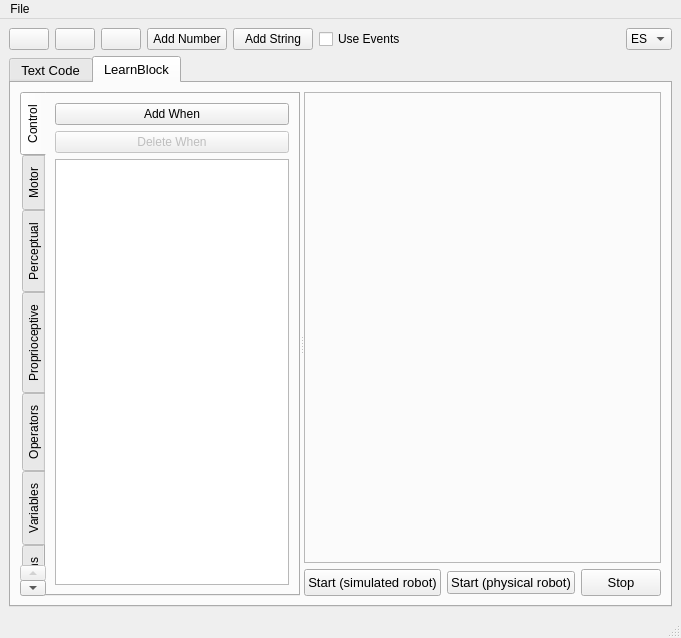
Before: the Qt Designer form learnbot_dsl/learnbotCode/guis/interface.ui in robocomp/LearnBlock, drawn with Qt 5.
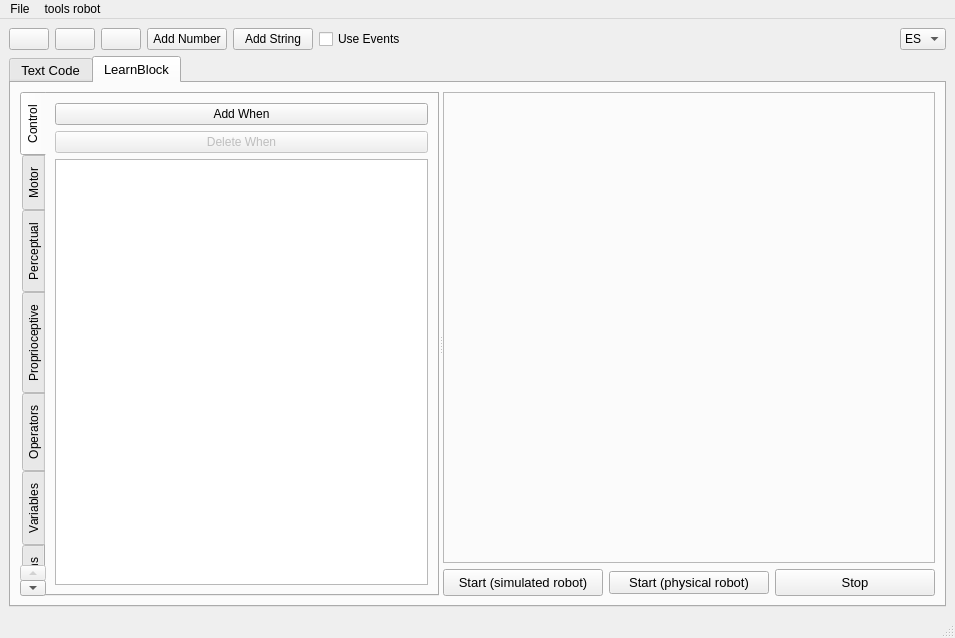
After: the same form once the commit is applied.

What changed in the file:
```diff
--- a/learnbot_dsl/learnbotCode/guis/interface.ui
+++ b/learnbot_dsl/learnbotCode/guis/interface.ui
@@ -9,7 +9,7 @@
    <rect>
     <x>0</x>
     <y>0</y>
-    <width>681</width>
+    <width>955</width>
     <height>638</height>
    </rect>
   </property>
@@ -510,7 +510,7 @@
     <rect>
      <x>0</x>
      <y>0</y>
-     <width>681</width>
+     <width>955</width>
      <height>25</height>
     </rect>
    </property>
@@ -525,7 +525,17 @@
     <addaction name="separator"/>
     <addaction name="actionExit"/>
    </widget>
+   <widget class="QMenu" name="menuTools_robot">
+    <property name="title">
+     <string>tools robot</string>
+    </property>
+    <addaction name="actionStart_components"/>
+    <addaction name="separator"/>
+    <addaction name="actionReboot"/>
+    <addaction name="actionShutdown"/>
+   </widget>
    <addaction name="menuFile"/>
+   <addaction name="menuTools_robot"/>
   </widget>
   <widget class="QStatusBar" name="statusbar"/>
   <action name="actionExit">
```
Left out of the diff: 15 changed lines with no effect on the pictures.
